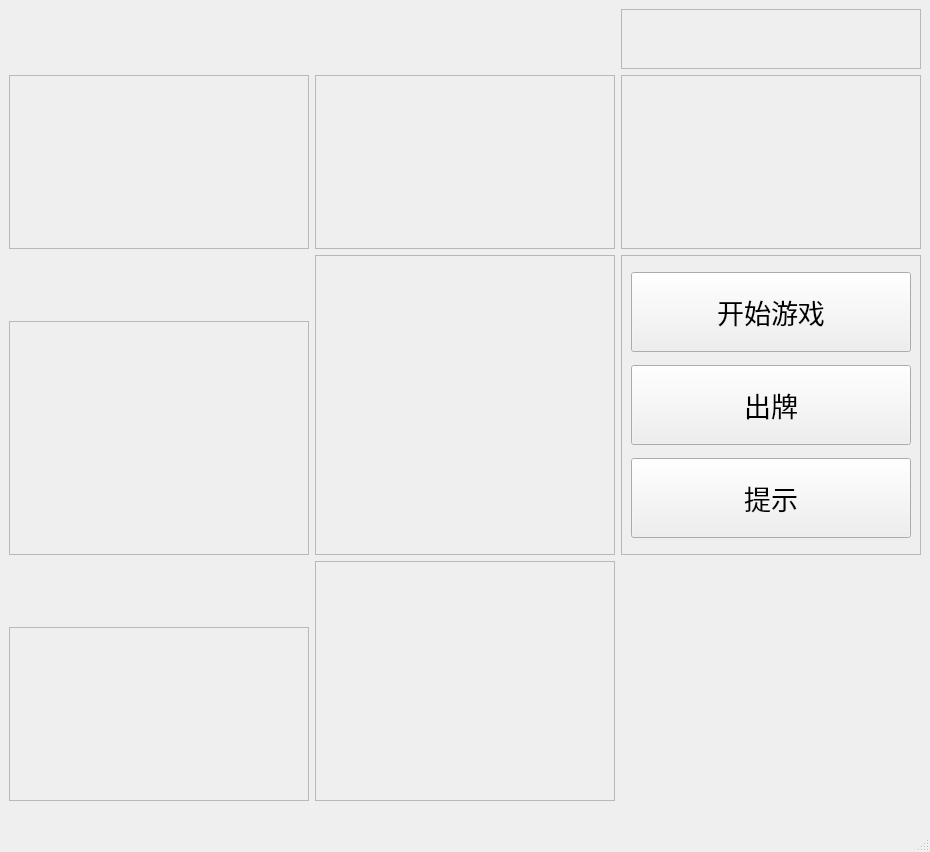
The window that src/ui/game.ui (StevenBaby/Doudizhu) describes before a commit, drawn with Qt 5.
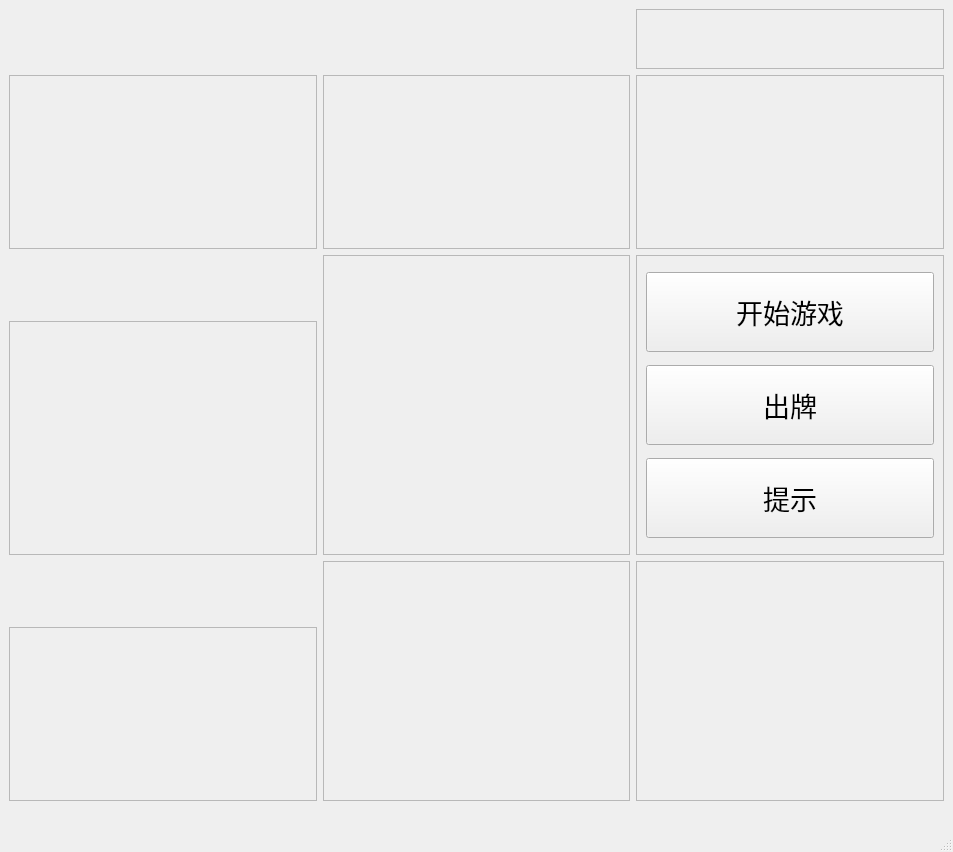
The same window after the commit.

```diff
--- a/src/ui/game.ui
+++ b/src/ui/game.ui
@@ -6,7 +6,7 @@
    <rect>
     <x>0</x>
     <y>0</y>
-    <width>930</width>
+    <width>953</width>
     <height>852</height>
    </rect>
   </property>
@@ -290,7 +290,7 @@
       </property>
       <property name="maximumSize">
        <size>
-        <width>300</width>
+        <width>480</width>
         <height>16777215</height>
        </size>
       </property>
@@ -450,6 +450,45 @@
       <layout class="QHBoxLayout" name="own_show_layout"/>
      </widget>
     </item>
+    <item row="4" column="2" rowspan="2">
+     <widget class="QFrame" name="image_frame">
+      <property name="minimumSize">
+       <size>
+        <width>300</width>
+        <height>100</height>
+       </size>
+      </property>
+      <property name="font">
+       <font>
+        <family>DengXian</family>
+        <pointsize>16</pointsize>
+       </font>
+      </property>
+      <property name="frameShape">
+       <enum>QFrame::StyledPanel</enum>
+      </property>
+      <property name="frameShadow">
+       <enum>QFrame::Sunken</enum>
+      </property>
+      <layout class="QHBoxLayout" name="image_layout">
+       <property name="spacing">
+        <number>0</number>
+       </property>
+       <property name="leftMargin">
+        <number>0</number>
+       </property>
+       <property name="topMargin">
+        <number>0</number>
+       </property>
+       <property name="rightMargin">
+        <number>0</number>
+       </property>
+       <property name="bottomMargin">
+        <number>0</number>
+       </property>
+      </layout>
+     </widget>
+    </item>
     <item row="5" column="0">
      <widget class="QFrame" name="own_frame">
       <property name="minimumSize">
```
Left out of the diff: 2 changed lines with no effect on the pictures.
